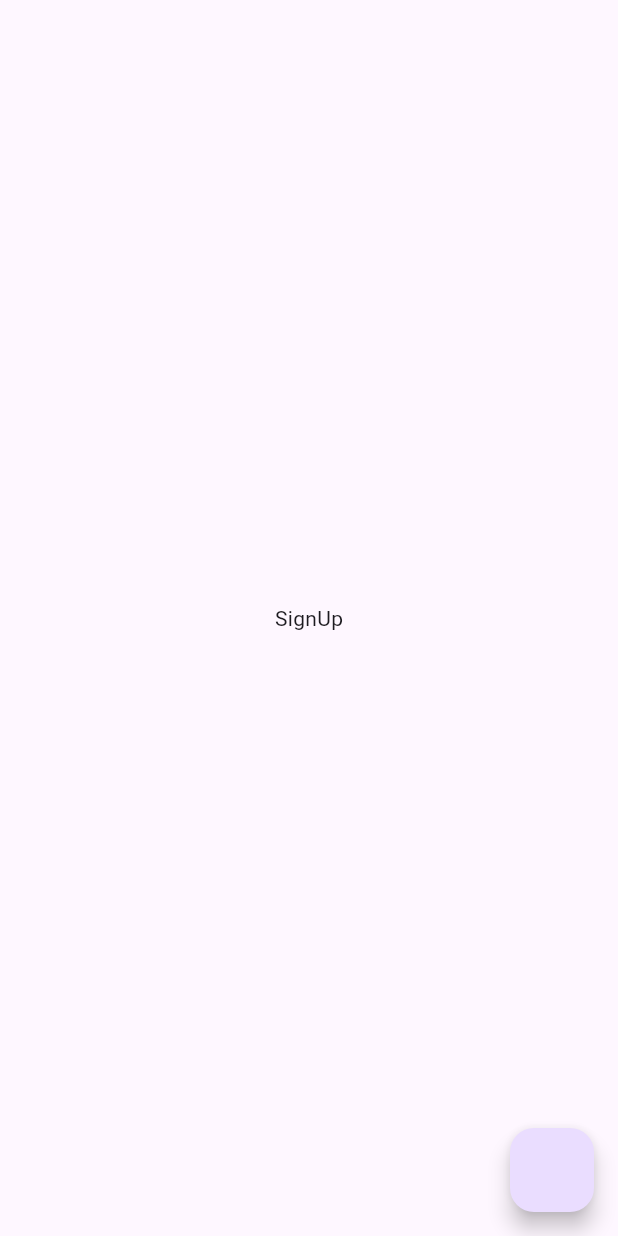
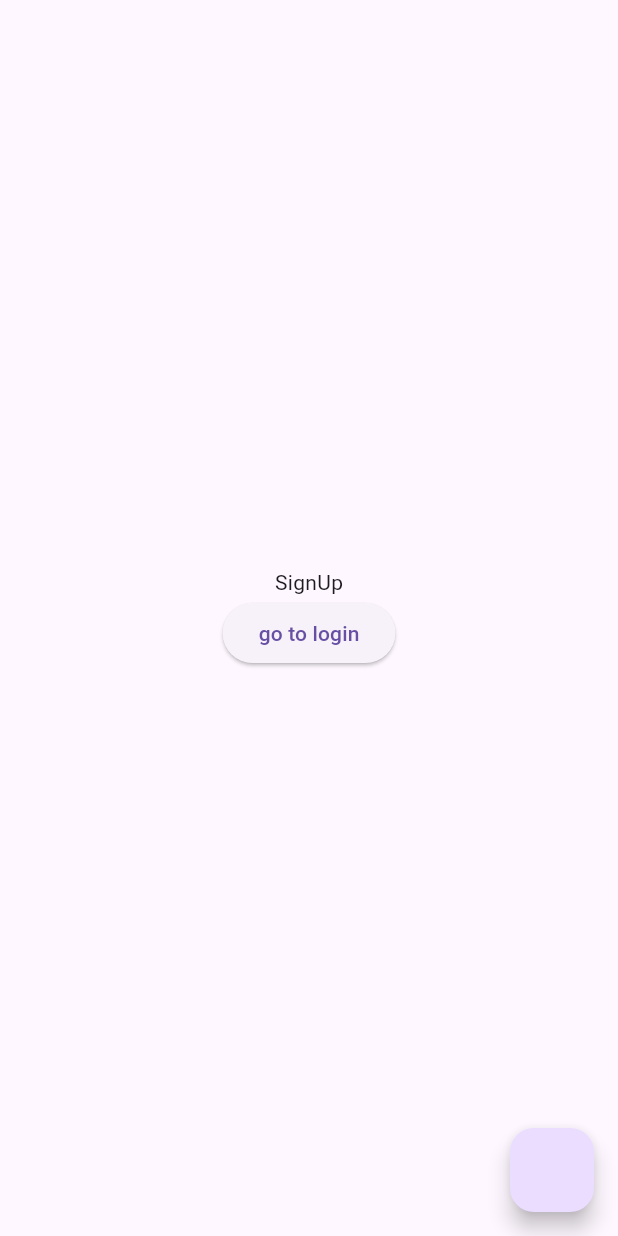
Before and after one commit to ahmedragab112/Stylish, a Flutter app: the screen it shows after launch, on a phone screen of 412 x 824 dp. Run offline on Flutter 3.47's test engine with Material 3 defaults, Android fonts, the phone set to English and light mode, and no system bars; our stand-ins replace bloc, dio, equatable, flutter_bloc, flutter_screenutil, freezed_annotation and 4 more; generated files the repository leaves out were written again.

Commit message:
finish login api integration

```diff
--- a/lib/features/login/data/datasources/remote_datasoucre_implementation.dart
+++ b/lib/features/login/data/datasources/remote_datasoucre_implementation.dart
@@ -3,10 +3,10 @@ import 'package:stylehub/core/utils/model/user_model.dart';
 import 'package:stylehub/features/login/data/datasources/remote_datasoucre.dart';
 import 'package:stylehub/features/login/data/model/login_data.dart';
 
-class RemoteDataSoucreImplementation implements LoginRemoteDataSouce {
+class LoginRemoteDataSoucreImplementation implements LoginRemoteDataSouce {
   ApiManager apiManager;
 
-  RemoteDataSoucreImplementation({required this.apiManager});
+  LoginRemoteDataSoucreImplementation({required this.apiManager});
   @override
   Future<UserModel> login({required LoginData loginData}) async => await apiManager.loginUser(loginData);
 }
--- a/lib/features/login/presentation/cubit/login_cubit.dart
+++ b/lib/features/login/presentation/cubit/login_cubit.dart
@@ -1,5 +1,6 @@
 import 'package:bloc/bloc.dart';
 import 'package:equatable/equatable.dart';
+import 'package:stylehub/core/utils/entity/singup_entitey.dart';
 import 'package:stylehub/features/login/data/model/login_data.dart';
 import 'package:stylehub/features/login/domain/usecases/login_usecase.dart';
 
@@ -8,7 +9,11 @@ part 'login_state.dart';
 class LoginCubit extends Cubit<LoginState> {
   final LoginUseCase loginUseCase;
   LoginCubit({required this.loginUseCase}) : super(LoginInitial());
-  login({required LoginData data}) async {
-    await loginUseCase.login(loginData: data);
+ Future<void> login({required LoginData loginData}) async {
+    var data = await loginUseCase.login(loginData: loginData);
+    data.when(
+      data: (data) => emit(LoginSuccess(userEntity: data)),
+      error: (error) => emit(LoginError(message: error.apiErrorModel.message!)),
+    );
   }
 }
--- a/lib/features/login/presentation/cubit/login_state.dart
+++ b/lib/features/login/presentation/cubit/login_state.dart
@@ -11,7 +11,11 @@ class LoginInitial extends LoginState {}
 
 class LoginLoading extends LoginState {}
 
-class LoginSuccess extends LoginState {}
+class LoginSuccess extends LoginState {
+ final UserEntity userEntity;
+
+  const LoginSuccess({required this.userEntity});
+}
 
 class LoginError extends LoginState {
   final String message;
--- a/lib/features/signup/presentation/pages/singup.dart
+++ b/lib/features/signup/presentation/pages/singup.dart
@@ -1,5 +1,8 @@
 import 'package:flutter/material.dart';
 import 'package:flutter_bloc/flutter_bloc.dart';
+import 'package:stylehub/config/router/routes.dart';
+import 'package:stylehub/core/extentions/extention.dart';
+import 'package:stylehub/features/login/presentation/pages/login.dart';
 import 'package:stylehub/features/signup/presentation/cubit/signup_cubit.dart';
 
 class SignUp extends StatelessWidget {
@@ -8,16 +11,28 @@ class SignUp extends StatelessWidget {
   @override
   Widget build(BuildContext context) {
     return Scaffold(
-      body: BlocBuilder<SignupCubit, SignupState>(
+      body: Column(
+        mainAxisAlignment: MainAxisAlignment.center,
+        children: [
+          BlocBuilder<SignupCubit, SignupState>(
             builder: (context, state) {
               if (state is SignupError) {
                 return Center(child: Text(state.message));
               } else if (state is SignupSuccess) {
-            return Center(child: Text(state.userEntity.token??' no token '));
+                return Center(
+                    child: Text(state.userEntity.token ?? ' no token '));
               } else {
-            return Center(child: Text('SignUp'));
+                return const Center(child: Text('SignUp'));
               }
             },
+          ),
+          ElevatedButton(
+            onPressed: () {
+              context.pushReplacementNamed(AppRoutes.signIn);
+            },
+            child: const Text('go to login'),
+          )
+        ],
       ),
       floatingActionButton: FloatingActionButton(onPressed: () async {
         await context.read<SignupCubit>().signUp();
```
Also changed, not shown: lib/config/router/app_router.dart (+20 -1 lines), lib/features/login/presentation/pages/login.dart (+29 -1 lines). Lines whose indentation alone changed are shown as unchanged.
